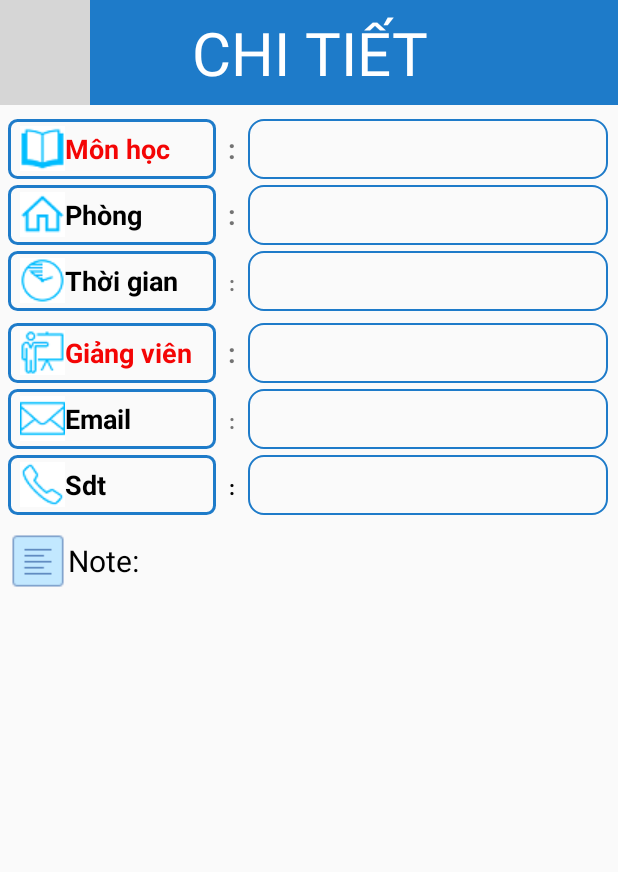
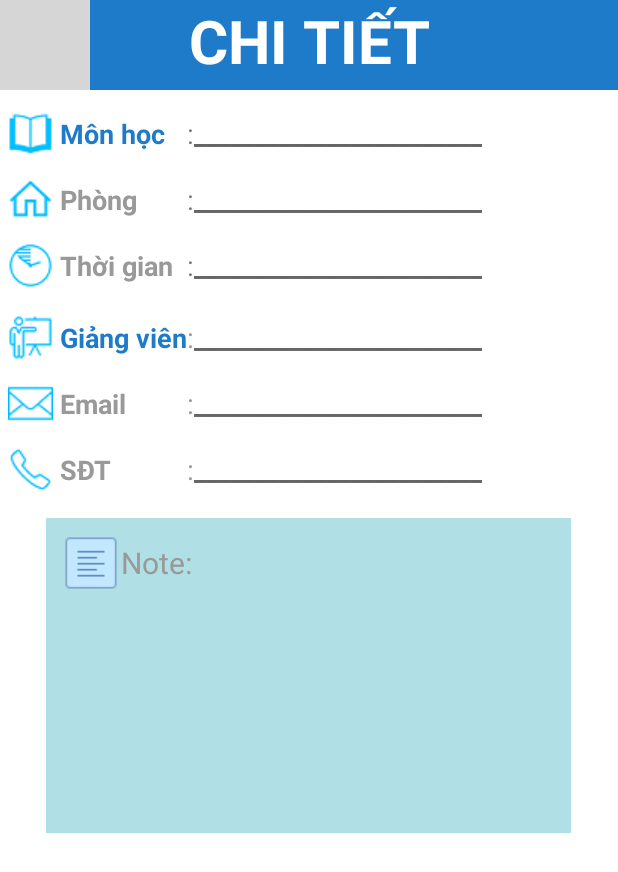
Before and after one commit to rocklee9/QuanLyThoiGianv2, an Android app: the layout detailscr.xml on its own in the app's theme, with its tools: preview values and no code run, on a phone screen of 412 x 824 dp. Shown: the top 872 px of the screen. Run offline under Robolectric (Android 15) with nearby library versions, the phone set to English and light mode, and no system bars; grey boxes are pictures that could not be loaded.

Commit message:
Hoan làm gọi điện thoại, gửi sms, email ở detailscr

```diff
--- a/app/src/main/AndroidManifest.xml
+++ b/app/src/main/AndroidManifest.xml
@@ -9,6 +9,8 @@
     <uses-permission android:name="android.permission.CAMERA" />
     <uses-permission android:name="android.permission.INTERNET" />
     <uses-permission android:name="android.permission.WRITE_EXTERNAL_STORAGE" />
+    <uses-permission android:name="android.permission.CALL_PHONE" />
+    <uses-permission android:name="android.permission.SEND_SMS" />
 
     <application
         android:allowBackup="true"
--- a/app/src/main/res/layout/detailscr.xml
+++ b/app/src/main/res/layout/detailscr.xml
@@ -1,21 +1,23 @@
 <?xml version="1.0" encoding="utf-8"?>
 <LinearLayout xmlns:android="http://schemas.android.com/apk/res/android"
     android:orientation="vertical" android:layout_width="match_parent"
-    android:layout_height="match_parent">
+    android:layout_height="match_parent"
+    android:background="#FFFFFF">
 
     <RelativeLayout
         android:layout_width="match_parent"
-        android:layout_height="wrap_content"
+        android:layout_height="60dp"
         android:orientation="horizontal"
         android:background="#1e7bc9">
 
         <TextView
             android:layout_width="match_parent"
-            android:layout_height="70dp"
+            android:layout_height="50dp"
             android:gravity="center"
             android:text="CHI TIẾT"
             android:textColor="#fff"
-            android:textSize="@dimen/text_size_title" />
+            android:textSize="@dimen/text_size_title"
+            android:textStyle="bold"/>
 
         <ImageButton
             android:id="@+id/btnBack"
@@ -25,8 +27,13 @@
             />
     </RelativeLayout>
 
+    <RelativeLayout
+        android:layout_width="match_parent"
+        android:layout_height="280dp">
+
         <TableLayout
-        android:layout_width="match_parent"
+            android:id="@+id/table"
+            android:layout_width="336dp"
             android:layout_height="wrap_content"
             android:padding="5dp"
             android:stretchColumns="*">
@@ -45,11 +52,10 @@
 
                 <TextView
                     android:layout_height="40dp"
-                android:background="@drawable/custom2"
                     android:drawableLeft="@drawable/mon_hoc"
                     android:gravity="center|left"
-                android:text="Môn học"
-                android:textColor="#f40505"
+                    android:text=" Môn học"
+                    android:textColor="@color/phuc_blue"
                     android:textSize="18sp"
                     android:textStyle="bold" />
 
@@ -58,16 +64,16 @@
                     android:layout_span="1"
                     android:gravity="center"
                     android:text=":"
-                android:textSize="18sp"
-                android:textStyle="bold" />
+                    android:textSize="18sp" />
 
                 <TextView
                     android:id="@+id/tvTenMon"
                     android:layout_height="40dp"
                     android:layout_span="15"
-                android:background="@drawable/custom_simple"
                     android:gravity="center_vertical"
-                android:textSize="18sp" />
+                    android:hint="________________________"
+                    android:textSize="18sp"
+                    android:textStyle="bold" />
 
             </TableRow>
 
@@ -84,11 +90,10 @@
 
                 <TextView
                     android:layout_height="40dp"
-                android:background="@drawable/custom2"
                     android:drawableLeft="@drawable/phong"
                     android:gravity="center|left"
-                android:text="Phòng"
-                android:textColor="#000000"
+                    android:text=" Phòng"
+                    android:textColor="#999999"
                     android:textSize="18sp"
                     android:textStyle="bold" />
 
@@ -97,137 +102,14 @@
                     android:layout_span="1"
                     android:gravity="center"
                     android:text=":"
-                android:textSize="18sp"
-                android:textStyle="bold" />
+                    android:textSize="18sp" />
 
                 <TextView
                     android:id="@+id/tvPhong"
                     android:layout_height="40dp"
                     android:layout_span="15"
-                android:background="@drawable/custom_simple"
                     android:gravity="center_vertical"
-                android:textSize="18sp" />
-        </TableRow>
-
-        <TableRow>
-
-            <TextView
-                android:layout_width="match_parent"
-                android:layout_height="4dp" />
-        </TableRow>
-
-        <TableRow
-            android:layout_width="match_parent"
-            android:layout_height="match_parent">
-
-            <TextView
-                android:layout_height="40dp"
-                android:background="@drawable/custom2"
-                android:drawableLeft="@drawable/thoigian"
-                android:gravity="center|left"
-                android:text="Thời gian"
-                android:textColor="#000000"
-                android:textSize="18sp"
-                android:textStyle="bold" />
-
-            <TextView
-                android:layout_height="40dp"
-                android:layout_span="1"
-                android:gravity="center"
-                android:text=":"
-                android:textStyle="bold" />
-
-            <TextView
-                android:id="@+id/tvTime"
-                android:layout_height="40dp"
-                android:layout_span="15"
-                android:background="@drawable/custom_simple"
-                android:gravity="center_vertical"
-                android:textSize="18sp"
-                android:textStyle="bold" />
-        </TableRow>
-
-        <TableRow>
-
-            <TextView
-                android:layout_width="match_parent"
-                android:layout_height="4dp" />
-        </TableRow>
-
-
-
-        <TableRow>
-
-            <TextView
-                android:layout_width="match_parent"
-                android:layout_height="4dp" />
-        </TableRow>
-
-        <TableRow
-            android:layout_width="match_parent"
-            android:layout_height="match_parent">
-
-            <TextView
-                android:layout_height="40dp"
-                android:background="@drawable/custom2"
-                android:drawableLeft="@drawable/giang_vien"
-                android:gravity="center|left"
-                android:text="Giảng viên"
-                android:textColor="#f40505"
-                android:textSize="18sp"
-                android:textStyle="bold" />
-
-            <TextView
-                android:layout_height="40dp"
-                android:layout_span="1"
-                android:gravity="center"
-                android:text=":"
-                android:textSize="18sp"
-                android:textStyle="bold" />
-
-            <TextView
-                android:id="@+id/tvGV"
-                android:layout_height="40dp"
-                android:layout_span="15"
-                android:background="@drawable/custom_simple"
-                android:gravity="center_vertical"
-                android:textSize="18sp" />
-        </TableRow>
-
-        <TableRow>
-
-            <TextView
-                android:layout_width="match_parent"
-                android:layout_height="4dp" />
-        </TableRow>
-
-        <TableRow
-            android:layout_width="match_parent"
-            android:layout_height="match_parent">
-
-            <TextView
-                android:layout_height="40dp"
-                android:background="@drawable/custom2"
-                android:drawableLeft="@drawable/email"
-                android:gravity="center|left"
-                android:text="Email"
-                android:textColor="#000000"
-                android:textSize="18sp"
-                android:textStyle="bold" />
-
-            <TextView
-                android:layout_height="40dp"
-                android:layout_span="1"
-                android:gravity="center"
-                android:text=":"
-                android:textStyle="bold" />
-
-            <TextView
-                android:id="@+id/tvEmail"
-                android:layout_height="40dp"
-                android:layout_span="15"
-                android:background="@drawable/custom_simple"
-                android:gravity="center_vertical"
+                    android:hint="________________________"
                     android:textSize="18sp"
                     android:textStyle="bold" />
             </TableRow>
@@ -245,12 +127,10 @@
 
                 <TextView
                     android:layout_height="40dp"
-
-                android:background="@drawable/custom2"
-                android:drawableLeft="@drawable/sdt"
+                    android:drawableLeft="@drawable/thoigian"
                     android:gravity="center|left"
-                android:text="Sdt"
-                android:textColor="#000000"
+                    android:text=" Thời gian"
+                    android:textColor="#999999"
                     android:textSize="18sp"
                     android:textStyle="bold" />
 
@@ -259,23 +139,188 @@
                     android:layout_span="1"
                     android:gravity="center"
                     android:text=":"
-                android:textColor="#000000"
+                    android:textSize="18sp" />
+
+                <TextView
+                    android:id="@+id/tvTime"
+                    android:layout_height="40dp"
+                    android:layout_span="15"
+                    android:gravity="center_vertical"
+                    android:hint="________________________"
+                    android:textSize="18sp"
+                    android:textStyle="bold" />
+            </TableRow>
+
+            <TableRow>
+
+                <TextView
+                    android:layout_width="match_parent"
+                    android:layout_height="4dp" />
+            </TableRow>
+
+
+            <TableRow>
+
+                <TextView
+                    android:layout_width="match_parent"
+                    android:layout_height="4dp" />
+            </TableRow>
+
+            <TableRow
+                android:layout_width="match_parent"
+                android:layout_height="match_parent">
+
+                <TextView
+                    android:layout_height="40dp"
+                    android:drawableLeft="@drawable/giang_vien"
+                    android:gravity="center|left"
+                    android:text=" Giảng viên"
+                    android:textColor="@color/phuc_blue"
+                    android:textSize="18sp"
                     android:textStyle="bold" />
 
                 <TextView
-                android:id="@+id/tvSdt"
+                    android:layout_height="40dp"
+                    android:layout_span="1"
+                    android:gravity="center"
+                    android:text=":"
+                    android:textColor="#999999"
+                    android:textSize="18sp" />
+
+                <TextView
+                    android:id="@+id/tvGV"
                     android:layout_height="40dp"
                     android:layout_span="15"
-                android:background="@drawable/custom_simple"
                     android:gravity="center_vertical"
+                    android:hint="________________________"
                     android:textSize="18sp"
                     android:textStyle="bold" />
+            </TableRow>
+
+            <TableRow>
+
+                <TextView
+                    android:layout_width="match_parent"
+                    android:layout_height="4dp" />
+            </TableRow>
+
+            <TableRow
+                android:layout_width="match_parent"
+                android:layout_height="match_parent">
+
+                <TextView
+                    android:layout_height="40dp"
+                    android:drawableLeft="@drawable/email"
+                    android:gravity="center|left"
+                    android:text=" Email"
+                    android:textColor="#999999"
+                    android:textSize="18sp"
+                    android:textStyle="bold" />
+
+                <TextView
+                    android:layout_height="40dp"
+                    android:layout_span="1"
+                    android:gravity="center"
+                    android:text=":"
+                    android:textColor="#999999"
+                    android:textSize="18sp" />
+
+
+                <TextView
+                    android:id="@+id/tvEmail"
+                    android:layout_width="wrap_content"
+                    android:layout_height="40dp"
+                    android:layout_alignParentEnd="true"
+                    android:layout_alignParentLeft="true"
+                    android:layout_alignParentRight="true"
+                    android:layout_alignParentStart="true"
+                    android:layout_alignParentTop="true"
+                    android:gravity="center_vertical"
+                    android:hint="________________________"
+                    android:textSize="18sp"
+                    android:textStyle="bold" />
+            </TableRow>
+
+            <TableRow>
+
+                <TextView
+                    android:layout_width="match_parent"
+                    android:layout_height="4dp" />
+            </TableRow>
+
+            <TableRow
+                android:layout_width="match_parent"
+                android:layout_height="match_parent">
+
+                <TextView
+                    android:layout_height="40dp"
+                    android:drawableLeft="@drawable/sdt"
+                    android:gravity="center|left"
+                    android:text=" SĐT"
+                    android:textColor="#999999"
+                    android:textSize="18sp"
+                    android:textStyle="bold" />
+
+                <TextView
+                    android:layout_height="40dp"
+                    android:layout_span="1"
+                    android:gravity="center"
+                    android:text=":"
+                    android:textColor="#999999"
+                    android:textSize="18sp" />
+
+
+                <TextView
+                    android:id="@+id/tvSdt"
+                    android:layout_width="wrap_content"
+                    android:layout_height="40dp"
+                    android:layout_span="15"
+                    android:gravity="center_vertical"
+                    android:hint="________________________"
+                    android:textSize="18sp"
+                    android:textStyle="bold" />
+
+
             </TableRow>
 
             <TableRow
                 android:layout_width="match_parent"
                 android:layout_height="10dp"></TableRow>
         </TableLayout>
+
+        <ImageButton
+            android:id="@+id/btnSendEmail"
+            android:layout_width="40dp"
+            android:layout_height="30dp"
+            android:layout_above="@+id/btnMakeCall"
+            android:layout_marginBottom="14dp"
+            android:layout_toEndOf="@+id/table"
+            android:layout_toRightOf="@+id/table"
+            android:background="@drawable/send_email"
+            android:visibility="invisible"/>
+
+        <ImageButton
+            android:id="@+id/btnMakeCall"
+            android:layout_width="40dp"
+            android:layout_height="30dp"
+            android:layout_alignParentBottom="true"
+            android:layout_marginBottom="20dp"
+            android:layout_toRightOf="@id/table"
+            android:background="@drawable/make_call"
+            android:visibility="invisible"/>
+
+        <ImageButton
+            android:id="@+id/btnSendSMS"
+            android:layout_width="40dp"
+            android:layout_height="30dp"
+            android:background="@drawable/send_sms"
+            android:layout_alignTop="@+id/btnSendEmail"
+            android:layout_toRightOf="@+id/table"
+            android:layout_toEndOf="@+id/table"
+            android:visibility="invisible"/>
+
+
+    </RelativeLayout>
 
     <LinearLayout
         android:layout_height="match_parent"
@@ -284,24 +329,30 @@
         android:padding="5dp">
 
         <LinearLayout
-            android:layout_width="match_parent"
-            android:layout_height="match_parent"
-            android:orientation="vertical">
+            android:layout_width="350dp"
+            android:layout_height="210dp"
+            android:background="#B0E0E6"
+            android:orientation="vertical"
+            android:layout_gravity="center">
 
             <TextView
                 android:layout_width="wrap_content"
                 android:layout_height="wrap_content"
-                android:background="@drawable/custom1"
                 android:drawableLeft="@drawable/notep"
                 android:gravity="center"
+                android:layout_marginStart="10dp"
+                android:layout_marginTop="10dp"
                 android:text="Note:"
-                android:textColor="#000000"
-                android:textSize="20dp" />
+                android:textColor="#999999"
+                android:textSize="20dp"
+                android:layout_marginLeft="10dp" />
 
             <TextView
                 android:id="@+id/tvNote"
-                android:layout_width="match_parent"
-                android:layout_height="match_parent" />
+                android:layout_width="320dp"
+                android:layout_height="150dp"
+                android:layout_gravity="center"
+                android:textSize="15dp"/>
         </LinearLayout>
 
 
```
Also changed, not shown: app/src/main/java/com/gameloft/pc/quanlythoigian/MyDatabase/DatabaseAdapter.java (+12 -0 lines), app/src/main/java/com/gameloft/pc/quanlythoigian/TabFragment/TabFragment_friday.java (+0 -12 lines), app/src/main/java/com/gameloft/pc/quanlythoigian/TabFragment/TabFragment_monday.java (+1 -13 lines), app/src/main/java/com/gameloft/pc/quanlythoigian/TabFragment/TabFragment_saturday.java (+0 -12 lines), app/src/main/java/com/gameloft/pc/quanlythoigian/TabFragment/TabFragment_sunday.java (+0 -12 lines), app/src/main/java/com/gameloft/pc/quanlythoigian/TabFragment/TabFragment_thursday.java (+0 -12 lines), app/src/main/java/com/gameloft/pc/quanlythoigian/TabFragment/TabFragment_tuesday.java (+0 -12 lines), app/src/main/java/com/gameloft/pc/quanlythoigian/TabFragment/TabFragment_wednesday.java (+0 -12 lines), app/src/main/java/com/gameloft/pc/quanlythoigian/detailscr.java (+166 -1 lines), app/src/main/java/com/gameloft/pc/quanlythoigian/notescr.java (+20 -0 lines), app/src/main/res/layout/dialog_send_email.xml (added, +63 -0 lines), app/src/main/res/drawable/make_call.png (added), app/src/main/res/drawable/send_email.png (added), app/src/main/res/drawable/send_sms.png (added). Lines whose indentation alone changed are shown as unchanged.
